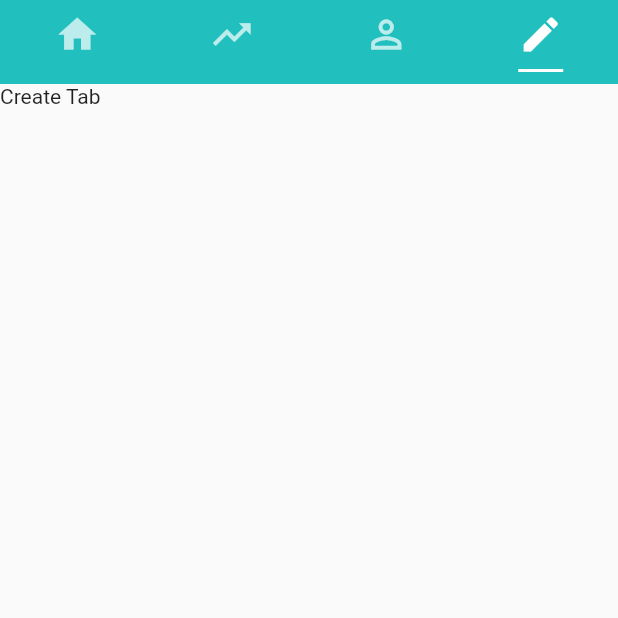
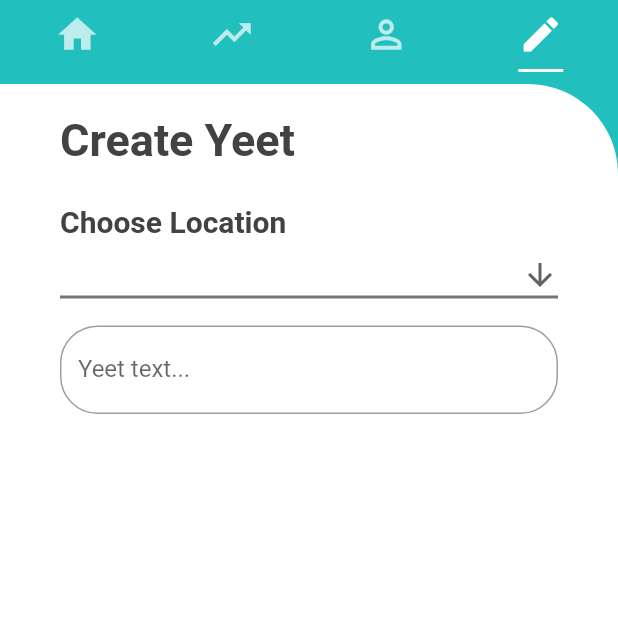
Before and after one commit to Jonbat/YeetPost-Mobile, a Flutter app: the screen it shows after launch, tab 4 chosen, on a phone screen of 412 x 824 dp, the top half of it. Run offline on Flutter 3.47's test engine with Material 2 defaults, Android fonts, the phone set to English and light mode, and no system bars; Roboto replaces fonts that are missing (Montserrat, Poppins).

Commit message:
Scaffolds for major widgets

```diff
--- a/lib/main.dart
+++ b/lib/main.dart
@@ -1,11 +1,25 @@
 import 'location.dart';
 import 'trending.dart';
+import 'profile.dart';
+import 'writeYeet.dart';
 import 'package:flutter/material.dart';
 import 'package:flutter/widgets.dart';
 
 void main() => runApp(MaterialApp(
   debugShowCheckedModeBanner: false,
   title: "YeetPost",
+  theme: ThemeData(
+    // update font later
+    // String fontFamily : ,
+    focusColor: Color(0xFF21BFBD),
+    hoverColor: Color(0xFF21BFBD),
+    highlightColor: Color(0xFF21BFBD),
+    buttonColor: Color(0xFF21BFBD),
+    textSelectionColor: Color(0xFF21BFBD),
+    textSelectionHandleColor: Color(0xFF21BFBD),
+    //primaryColor:  Color(0xFF21BFBD),
+    //accentColor: Colors.white,
+  ),
   home: MyApp(),
 ));
 
@@ -20,7 +34,6 @@ class MyAppState extends State<MyApp> with SingleTickerProviderStateMixin {
   @override
   void initState() {
     super.initState();
-
     tabController = TabController(length: 4, vsync: this);
   }
 
@@ -33,6 +46,7 @@ class MyAppState extends State<MyApp> with SingleTickerProviderStateMixin {
   @override
   Widget build(BuildContext context) {
     return Scaffold(
+      backgroundColor: Colors.white,
       appBar: AppBar(
       /*
       shape: RoundedRectangleBorder(
@@ -43,9 +57,7 @@ class MyAppState extends State<MyApp> with SingleTickerProviderStateMixin {
       */
       elevation: 0.0, // no shadow
       backgroundColor: Color(0xFF21BFBD),
-          flexibleSpace: SafeArea(
-            child: getTabBar(),
-          ),
+      flexibleSpace: SafeArea(child: getTabBar(), ),
       ),
       body: getTabBarPages());
   }
@@ -69,8 +81,8 @@ class MyAppState extends State<MyApp> with SingleTickerProviderStateMixin {
       children: <Widget>[
       LocationPage(),
       TrendingPage(),
-      Text("Profile Tab"),
-      Text("Create Tab"),
+      ProfilePage(),
+      WriteYeetPage(),
     ]);
   }
 }
--- /dev/null
+++ b/lib/writeYeet.dart
@@ -0,0 +1,115 @@
+import 'package:flutter/material.dart';
+
+class WriteYeet extends StatelessWidget {
+  @override
+  Widget build(BuildContext context) {
+    return MaterialApp(
+      home: WriteYeetPage(),
+    );
+  }
+}
+
+class WriteYeetPage extends StatefulWidget {
+  @override
+  WriteYeetPageState createState() => WriteYeetPageState();
+}
+
+String profileName = "Profile name";
+var dropdownValue;
+
+class WriteYeetPageState extends State<WriteYeetPage> {
+
+  Widget buildDropdown(BuildContext context) {
+    return DropdownButton<String >(
+      value: dropdownValue,
+      icon: Icon(Icons.arrow_downward),
+      isExpanded: true,
+      iconSize: 24,
+      elevation: 16,
+      style: TextStyle(
+        color: Colors.grey[600]
+      ),
+      underline: Container(
+        height: 2,
+        color: Colors.grey[600],
+      ),
+      onChanged: (String newValue) {
+        setState(() {
+          dropdownValue = newValue;
+        });
+      },
+      items: <String>['One', 'Two', 'Free', 'Four']
+        .map<DropdownMenuItem<String>>((String value) {
+          return DropdownMenuItem<String>(
+            value: value,
+            child: Text(value),
+          );
+        })
+        .toList(),
+      );
+  }
+
+  @override
+  Widget build(BuildContext context) {
+    return Scaffold(
+      backgroundColor: Color(0xFF21BFBD),
+      body: Container(
+        decoration: BoxDecoration(
+          color: Colors.white,
+          borderRadius: BorderRadius.only(topRight: Radius.circular(60.0)),//75
+        ),
+        child: Padding(
+          padding: const EdgeInsets.only(left: 40, top: 20, bottom: 20, right: 40),
+          child: Column(
+            crossAxisAlignment: CrossAxisAlignment.start,
+            children: [
+              Text(
+                'Create Yeet',
+                style: TextStyle(
+                  color: Colors.grey[800],
+                  fontFamily: 'Montserrat',
+                  fontSize: 30.0,
+                  fontWeight: FontWeight.bold
+                )
+              ),
+              SizedBox(height: 25.0,),
+              Text(
+                'Choose Location',
+                style: TextStyle(
+                  color: Colors.grey[800],
+                  fontFamily: 'Montserrat',
+                  fontSize: 20.0,
+                  fontWeight: FontWeight.bold
+                )
+              ),
+              buildDropdown(context),
+              SizedBox(height: 10.0,),
+              TextFormField(
+                decoration: InputDecoration(
+                  labelText: "Yeet text...",
+                  fillColor: Colors.black,
+                  border: OutlineInputBorder(
+                    borderRadius: BorderRadius.circular(25.0),
+                    borderSide: BorderSide(
+                    ),
+                  ),
+                ),
+                validator: (val) {
+                  if (val.length > 15) {
+                    return "Name can't be longer than 15 characters";
+                  } else {
+                    return null;
+                  }
+                },
+                keyboardType: TextInputType.text,
+                style: TextStyle(
+                  fontFamily: "Poppins",
+                ),
+              ),
+            ]
+          ),
+        ),
+      )
+    );
+  }
+}
```
Also changed, not shown: lib/location.dart (+5 -27 lines), lib/profile.dart (added, +84 -0 lines), lib/trending.dart (+8 -11 lines), lib/yeet.dart (+7 -20 lines). Lines whose indentation alone changed are shown as unchanged.
